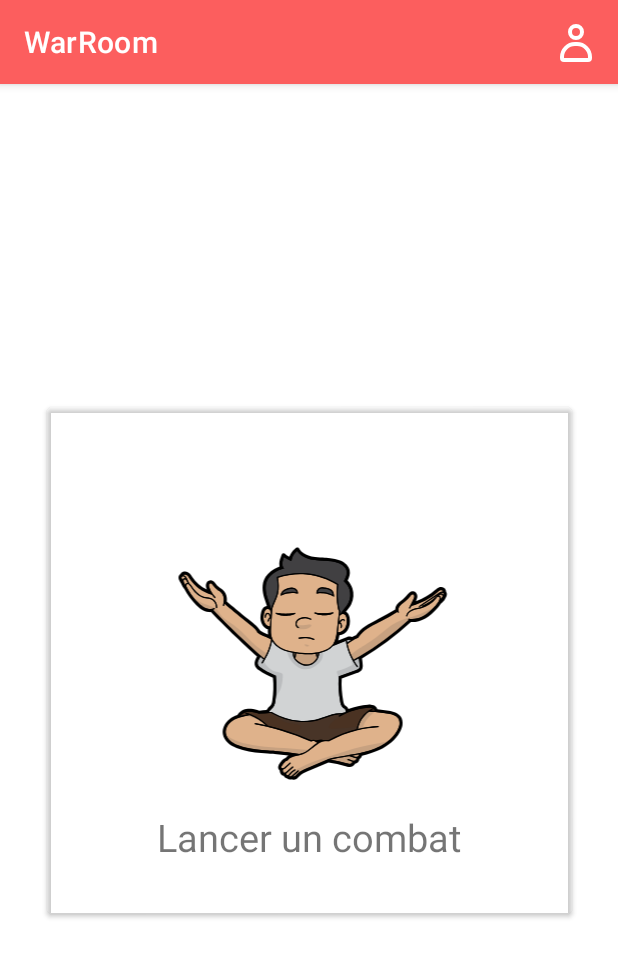
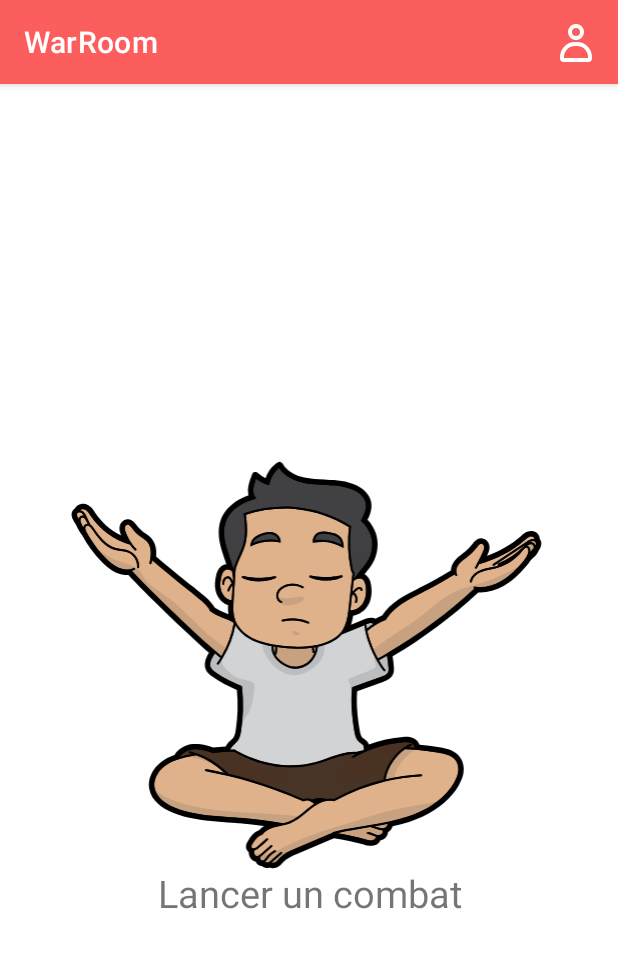
Before and after one commit to GetMetamorph/WarRoom, an Android app: the HomeActivity screen opened directly, with no data from a screen before it, on a phone screen of 412 x 824 dp. Shown: the top 957 px of the screen. Run offline under Robolectric (Android 15) with nearby library versions, the phone set to English and light mode, and no system bars.

Commit message:
add imageButton

```diff
--- a/app/src/main/res/layout/activity_home.xml
+++ b/app/src/main/res/layout/activity_home.xml
@@ -23,11 +23,14 @@
         app:layout_constraintStart_toStartOf="parent"
         app:layout_constraintEnd_toEndOf="parent">
 
-        <ImageView
+        <ImageButton
             android:id="@+id/icon_empty"
-            android:layout_width="wrap_content"
-            android:layout_height="200dp"
+            android:layout_width="350dp"
+            android:layout_height="350dp"
+            android:scaleType="fitStart"
             android:src="@drawable/cartoon_man_inner_peace"
+            android:background="@color/amp_transparent"
+            app:layout_constraintEnd_toEndOf="parent"
             app:layout_constraintTop_toTopOf="parent"
             app:layout_constraintBottom_toBottomOf="parent"
             app:layout_constraintStart_toStartOf="parent"/>
@@ -36,17 +39,9 @@
             android:id="@+id/start_fight"
             android:layout_width="wrap_content"
             android:layout_height="wrap_content"
+            android:layout_marginTop="310dp"
             android:text="Lancer un combat"
             android:textSize="25sp"
-            app:layout_constraintTop_toBottomOf="@+id/icon_empty"
-            app:layout_constraintStart_toStartOf="parent"
-            app:layout_constraintEnd_toEndOf="parent"/>
-
-        <Button
-            android:id="@+id/button"
-            android:layout_width="350dp"
-            android:layout_height="350dp"
-            android:backgroundTint="#00FFFFFF"
             app:layout_constraintBottom_toBottomOf="parent"
             app:layout_constraintEnd_toEndOf="parent"
             app:layout_constraintStart_toStartOf="parent"
```
